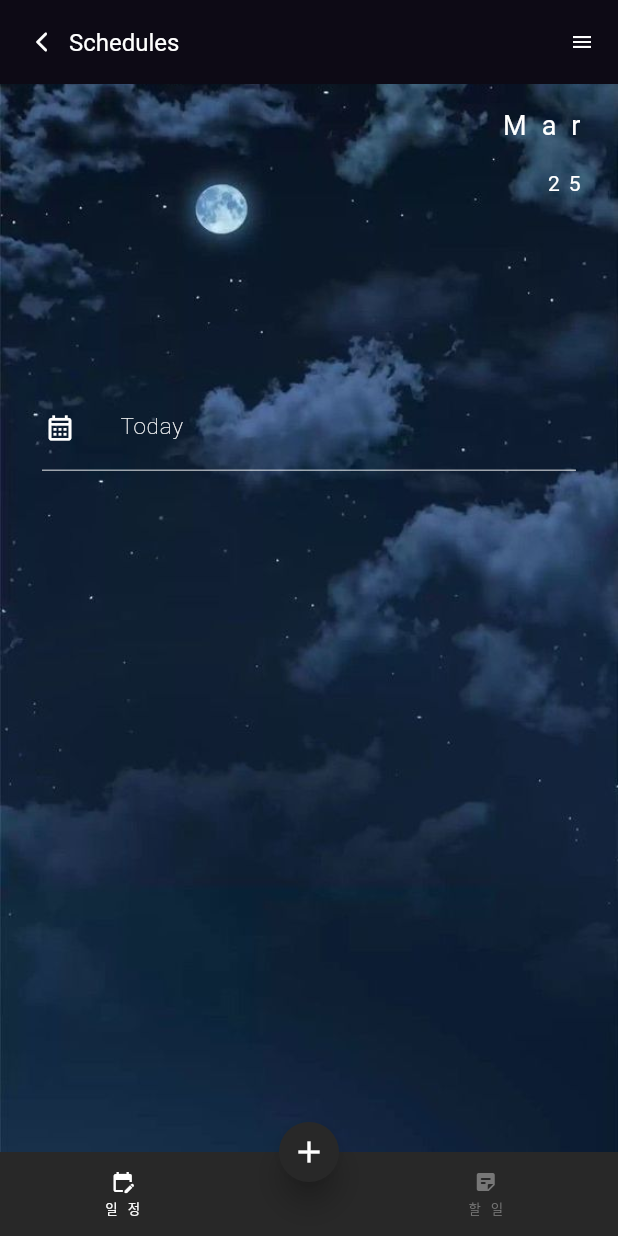
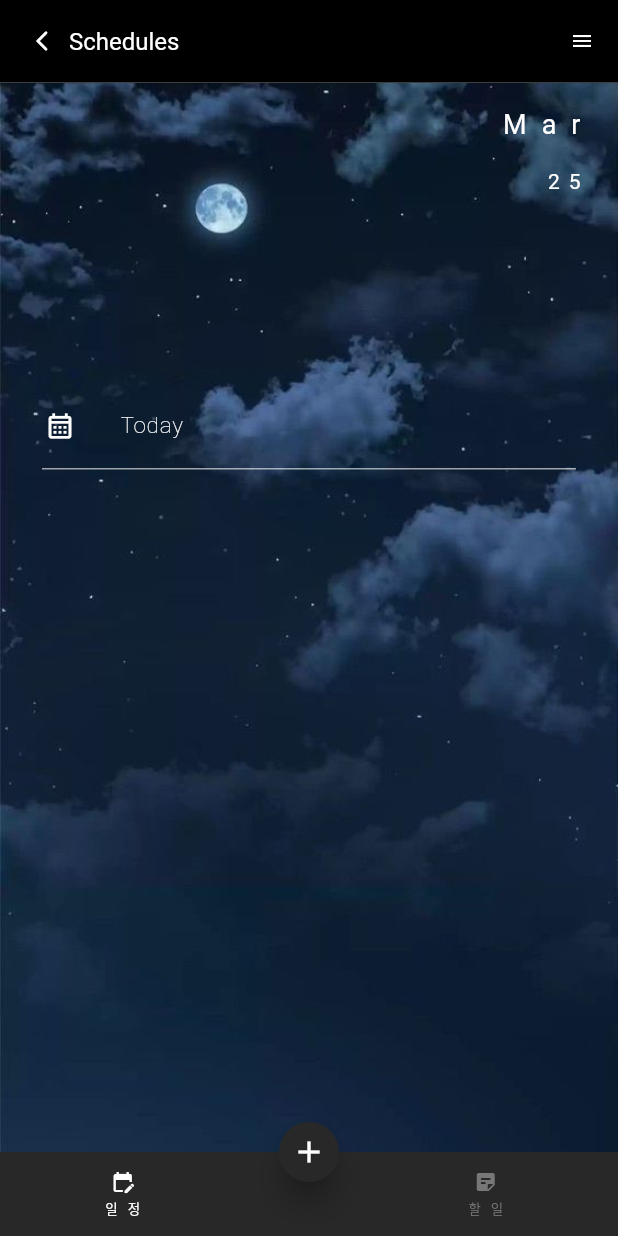
Before and after one commit to rainofmay/distance, a Flutter app: the Schedule screen opened directly, on a phone screen of 412 x 824 dp. Run offline on Flutter 3.47's test engine with Material 3 defaults, Android fonts, the phone set to English and light mode, and no system bars; our stand-ins replace audioplayers, cloud_firestore, firebase_auth, firebase_core, google_mobile_ads, google_sign_in and 5 more; accounts and stored records are empty; network calls fail; Roboto replaces fonts that are missing (GmarketSansTTFMedium).

Commit message:
[UPDATE] appbar 확장성 개선

```diff
--- a/lib/pages/myroom_schedule.dart
+++ b/lib/pages/myroom_schedule.dart
@@ -2,6 +2,7 @@ import 'package:flutter/material.dart';
 import 'package:mobile/pages/schedule_screen/schedule_schedule.dart';
 import 'package:mobile/pages/schedule_screen/schedule_todo.dart';
 import 'package:mobile/const/colors.dart';
+import 'package:mobile/widgets/appBar/custom_back_appbar.dart';
 import 'package:mobile/widgets/custom_drawer.dart';
 import 'package:mobile/widgets/schedule/schedule_bottom_sheet.dart';
 import 'package:mobile/widgets/todo/todo_bottom_sheet.dart';
@@ -27,22 +28,7 @@ class _ScheduleState extends State<Schedule> {
   @override
   Widget build(BuildContext context) {
     return Scaffold(
-        appBar: AppBar(
-          backgroundColor: BLACK,
-          elevation: 10,
-          titleSpacing: -10, // title과 leading 사이의 거리
-          leading: IconButton(icon: Icon(Icons.arrow_back_ios_rounded, size: 16, color: WHITE,), onPressed: () {
-            Navigator.of(context).pop();
-          },),
-          title: Text('Schedules', style: TextStyle(fontSize: 16, color: WHITE),),
-          actions: [
-            Builder(
-              builder: (context) { return IconButton(icon: Icon(Icons.menu, size: 16, color: WHITE,), onPressed: () {
-                Scaffold.of(context).openEndDrawer();
-              },);},
-            ),
-          ],
-        ),
+        appBar: CustomBackAppBar(appbarTitle:'Schedules'),
         endDrawer: CustomDrawer(drawerMenu: _drawerMenu,),
         body: scheduleScreens[currentTab],
         floatingActionButton: FloatingActionButton.small(
--- /dev/null
+++ b/lib/widgets/appBar/custom_back_appbar.dart
@@ -0,0 +1,48 @@
+import 'package:flutter/material.dart';
+import 'package:mobile/const/colors.dart';
+
+class CustomBackAppBar extends StatelessWidget implements PreferredSizeWidget {
+  final String appbarTitle;
+  final double headerHeight = 55;
+  const CustomBackAppBar({super.key, required this.appbarTitle});
+
+  @override
+  Size get preferredSize => Size.fromHeight(headerHeight);
+
+  @override
+  Widget build(BuildContext context) {
+    return AppBar(
+      titleSpacing: -10,
+      backgroundColor: BLACK,
+      shape: Border(
+        bottom: BorderSide(
+          color: BLACK,
+        ),
+      ),
+      leading: IconButton(
+        onPressed: () {
+          Navigator.of(context).pop();
+        },
+        icon: Icon(Icons.arrow_back_ios_new_rounded, size: 16, color: WHITE,),
+      ),
+      title: Text(appbarTitle, style: TextStyle(fontSize: 16, color: WHITE),),
+      // centerTitle: true,
+      actions: [
+        Builder(
+          builder: (context) {
+            return IconButton(
+              icon: Icon(
+                Icons.menu,
+                size: 16,
+                color: WHITE,
+              ),
+              onPressed: () {
+                Scaffold.of(context).openEndDrawer();
+              },
+            );
+          },
+        ),
+      ],
+    );
+  }
+}
```
Also changed, not shown: lib/pages/classroom_screen/classroom.dart (+2 -28 lines).
